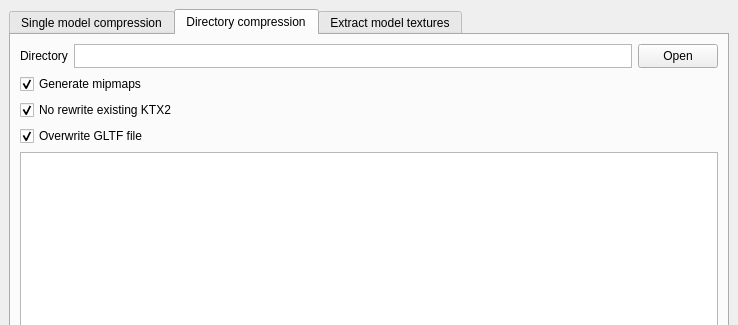
maisvendoo/RRS, file tools/texture-compressor/texcompr-gui/forms/mainwindow.ui: the form before one commit; both pictures show x 0 to 738 and y 0 to 325 of the 738 by 537 pixel window.
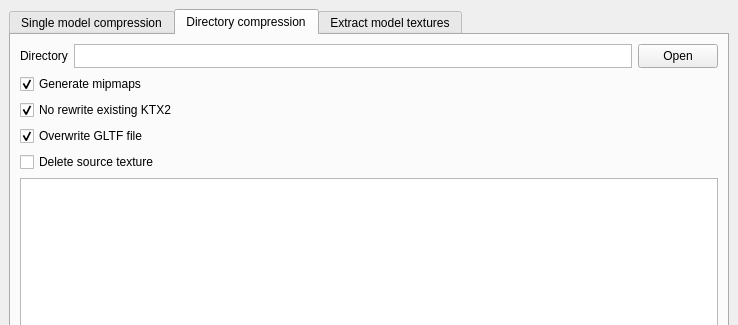
The form after the commit. The open tabs and pages were chosen to show the change.

Commit message: Добавлена опция удаления исходных текстур в batch-режиме сжатия

```diff
--- a/tools/texture-compressor/texcompr-gui/forms/mainwindow.ui
+++ b/tools/texture-compressor/texcompr-gui/forms/mainwindow.ui
@@ -323,6 +323,13 @@
               </property>
              </widget>
             </item>
+             <item>
+              <widget class="QCheckBox" name="cbDeleteSrcTexDir">
+               <property name="text">
+                <string>Delete source texture</string>
+               </property>
+              </widget>
+             </item>
             <item>
              <widget class="QPlainTextEdit" name="ptDirLog">
               <property name="readOnly">
```
Lines whose indentation alone changed are shown as unchanged. The commit also changes 1 other file.
